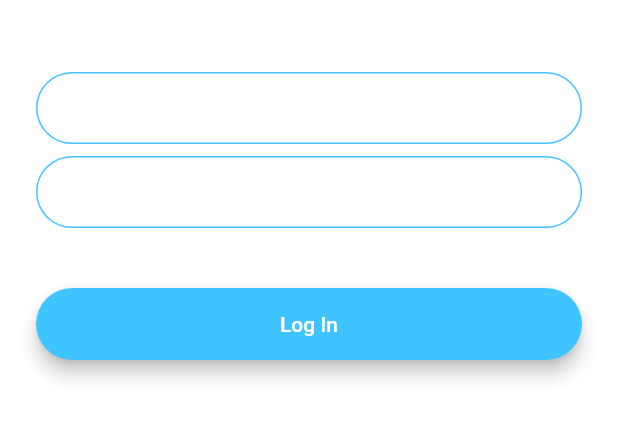
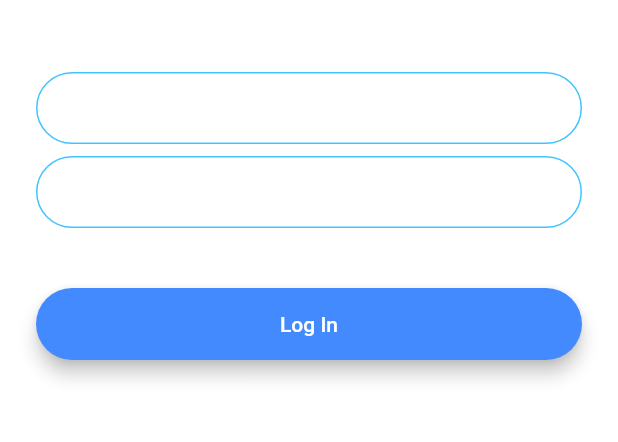
Before and after one commit to magictical/flutter_chat_app, a Flutter app: the screen it shows after launch, after a tap on "Log In", on a phone screen of 412 x 824 dp, the part 576-1018 px from its top. Run offline on Flutter 3.47's test engine with Material 2 defaults, Android fonts, the phone set to English and light mode, and no system bars; our stand-ins replace animated_text_kit.

Commit message:
Use RoundedButton - refactoring LoginScreen

```diff
--- a/lib/screens/login_screen.dart
+++ b/lib/screens/login_screen.dart
@@ -1,3 +1,4 @@
+import 'package:flash_chat/components/rounded_button.dart';
 import 'package:flutter/material.dart';
 
 class LoginScreen extends StatefulWidget {
@@ -79,24 +80,11 @@ class _LoginScreenState extends State<LoginScreen> {
             SizedBox(
               height: 24.0,
             ),
-            Padding(
-              padding: EdgeInsets.symmetric(vertical: 16.0),
-              child: Material(
-                color: Colors.lightBlueAccent,
-                borderRadius: BorderRadius.all(Radius.circular(30.0)),
-                elevation: 5.0,
-                child: MaterialButton(
-                  onPressed: () {
-                    //Implement login functionality.
-                  },
-                  minWidth: 200.0,
-                  height: 42.0,
-                  child: Text(
-                    'Log In',
-                  ),
-                ),
-              ),
-            ),
+            RoundedButton(
+              title: 'Log In',
+              color: Colors.blueAccent,
+              onPressed: () {},
+            )
           ],
         ),
       ),
```
